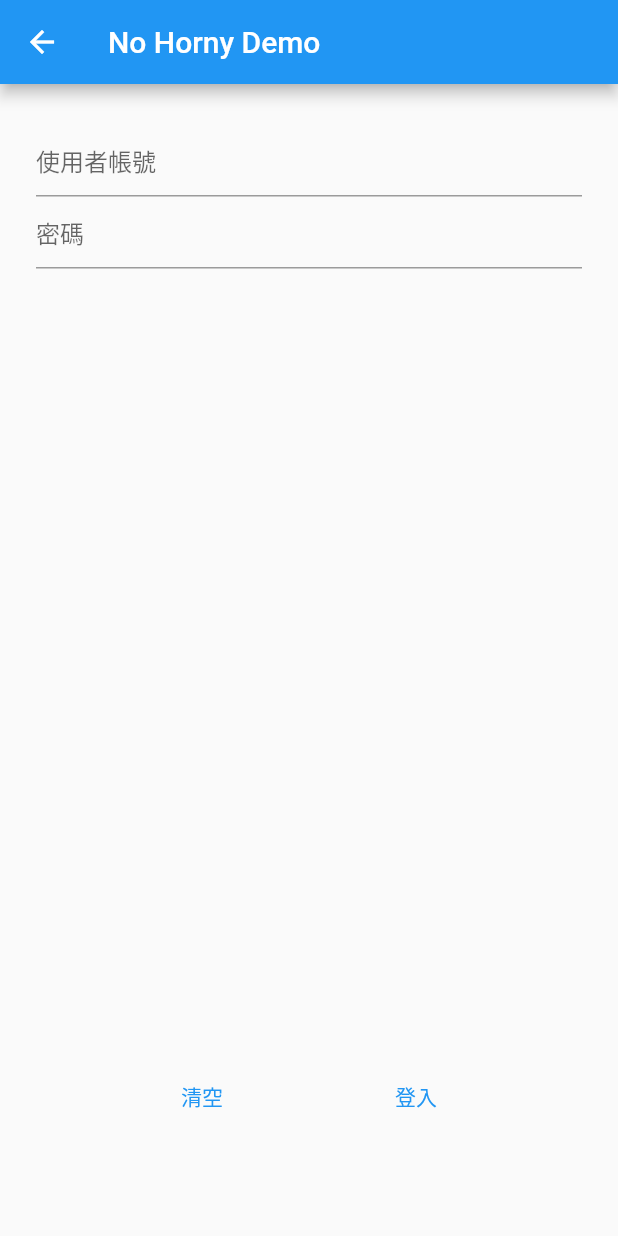
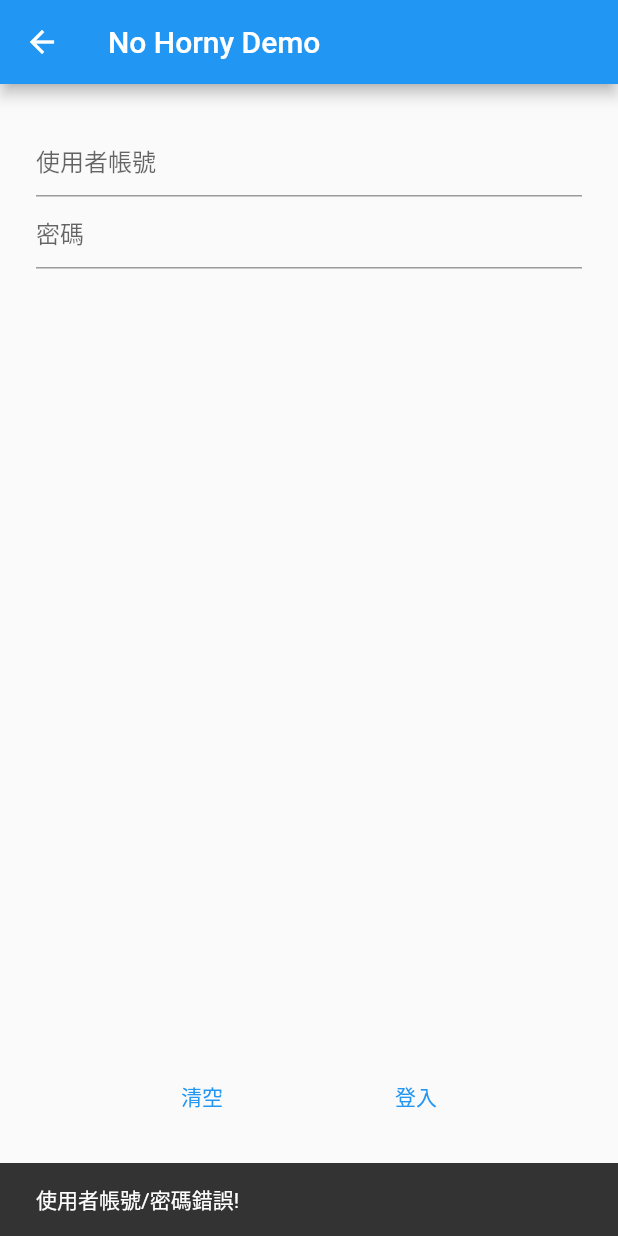
Before and after one commit to david675566/flutter_personal_demo, a Flutter app: the NoHornyPage screen opened by its route, after a tap on "登入", on a phone screen of 412 x 824 dp. Run offline on Flutter 3.47's test engine with Material 2 defaults, Android fonts, the phone set to English and light mode, and no system bars; our stand-ins replace get.

Commit message:
Moar No Horny: - Added: a little easter egg - Added: ignores "pubspec.lock" file - deleted: that file.

```diff
--- a/lib/app/module/no_horny/view/no_horny_page.dart
+++ b/lib/app/module/no_horny/view/no_horny_page.dart
@@ -9,7 +9,19 @@ class NoHornyPage extends GetView<NoHornyController> {
 
   @override
   Widget build(BuildContext context) {
-    const _snackBar = SnackBar(content: Text("不可以色色"));
+    const _snackBarSuccess = SnackBar(content: Text("不可以色色"));
+    const _snackBarFailed = SnackBar(content: Text("使用者帳號/密碼錯誤!"));
+    final _snackBarBonk = SnackBar(
+      duration: const Duration(milliseconds: 1200),
+      content: const AspectRatio(
+        aspectRatio: 1.2,
+        child: Center(
+          child: Text("Bonk!", style: TextStyle(fontSize: 31)),
+        ),
+      ),
+      behavior: SnackBarBehavior.floating,
+      margin: EdgeInsets.only(left: 69, right: 69, bottom: Get.height / 3),
+    );
 
     return GetBuilder(
       init: NoHornyController(),
@@ -60,9 +72,19 @@ class NoHornyPage extends GetView<NoHornyController> {
                             "登入",
                           ),
                           onPressed: () {
-                            final sucess = this.controller.validateUser();
-                            if (sucess) {
-                              ScaffoldMessenger.of(context).showSnackBar(_snackBar);
+                            ScaffoldMessenger.of(context).clearSnackBars();
+                            final _success = this.controller.validateUser();
+                            if (_success) {
+                              ScaffoldMessenger.of(context).showSnackBar(_snackBarSuccess);
+                            } else {
+                              ScaffoldMessenger.of(context).showSnackBar(_snackBarFailed);
+                            }
+                          },
+                          onLongPress: () {
+                            final _success = this.controller.validateUser();
+                            if (_success) {
+                              ScaffoldMessenger.of(context).clearSnackBars();
+                              ScaffoldMessenger.of(context).showSnackBar(_snackBarBonk);
                             }
                           },
                         ),
```
Also changed, not shown: pubspec.lock (deleted), 1 other file.
